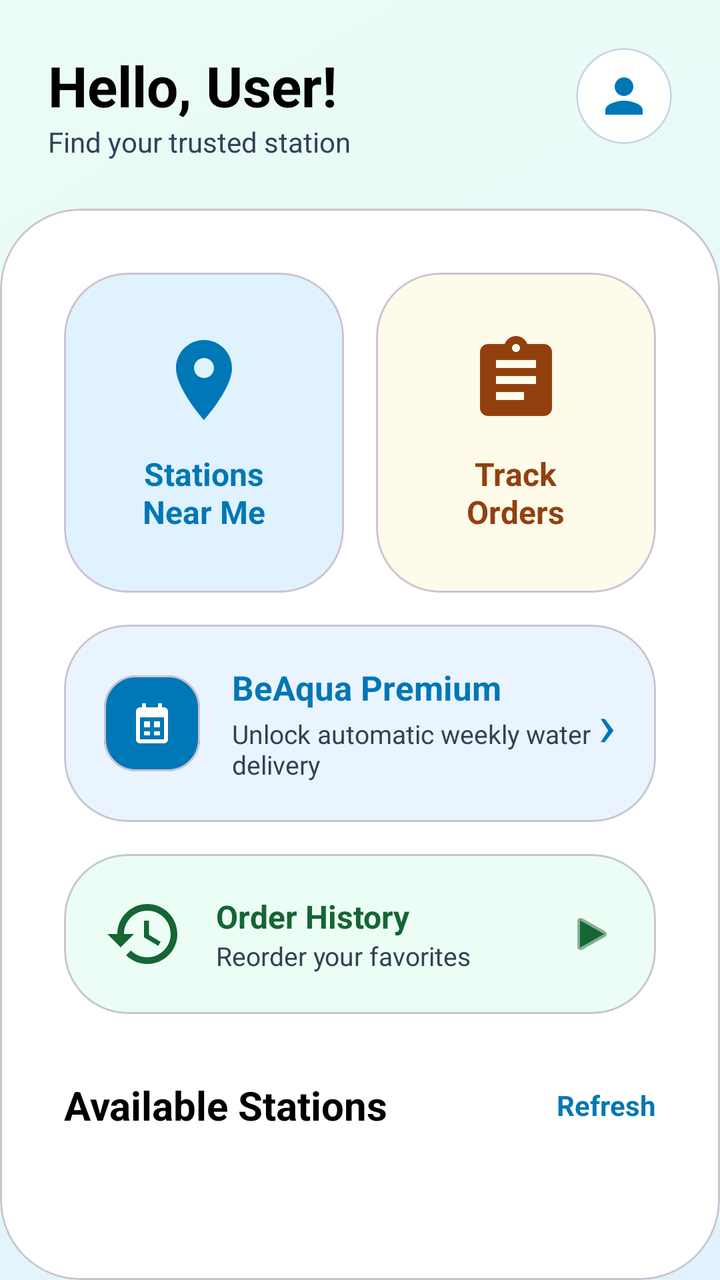
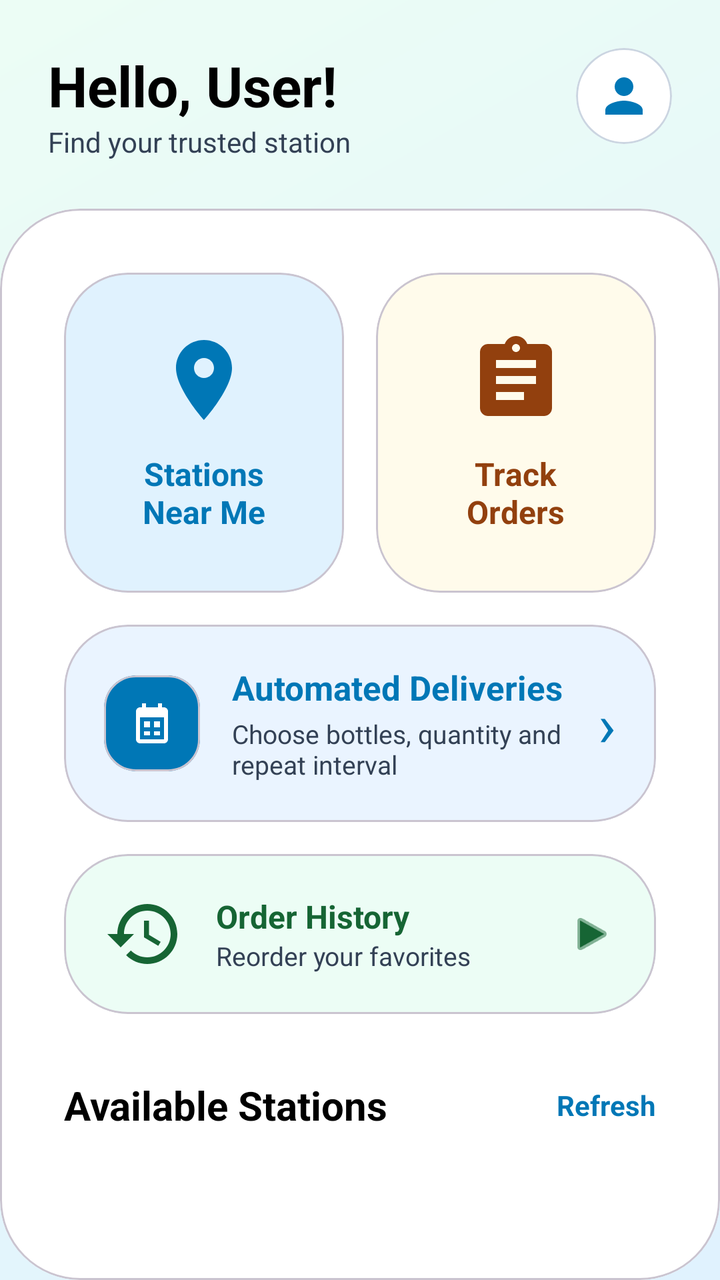

Before-and-after screenshots of an Android layout around one commit, followed by the original layout XML and the change that was made.
<!-- AndroidManifest.xml: application theme Theme.BeAqua -->
<!-- res/layout/user_home_content.xml -->
<?xml version="1.0" encoding="utf-8"?>
<androidx.constraintlayout.widget.ConstraintLayout xmlns:android="http://schemas.android.com/apk/res/android"
    xmlns:app="http://schemas.android.com/apk/res-auto"
    android:layout_width="match_parent"
    android:layout_height="match_parent"
    android:background="@drawable/bg_mesh_gradient">

    
    <androidx.constraintlayout.widget.ConstraintLayout
        android:id="@+id/layoutHeader"
        android:layout_width="match_parent"
        android:layout_height="wrap_content"
        android:padding="24dp"
        app:layout_constraintTop_toTopOf="parent">

        <TextView
            android:id="@+id/tvWelcomeUser"
            android:layout_width="wrap_content"
            android:layout_height="wrap_content"
            android:text="Hello, User!"
            android:textColor="@color/text_primary"
            android:textSize="28sp"
            android:textStyle="bold"
            app:layout_constraintStart_toStartOf="parent"
            app:layout_constraintTop_toTopOf="parent" />

        <TextView
            android:id="@+id/tvGreetingSubtitle"
            android:layout_width="wrap_content"
            android:layout_height="wrap_content"
            android:text="Find your trusted station"
            android:textColor="@color/text_secondary"
            android:textSize="14sp"
            app:layout_constraintStart_toStartOf="parent"
            app:layout_constraintTop_toBottomOf="@id/tvWelcomeUser" />

        <com.google.android.material.card.MaterialCardView
            android:layout_width="48dp"
            android:layout_height="48dp"
            app:cardCornerRadius="24dp"
            app:cardElevation="0dp"
            app:strokeWidth="1dp"
            app:strokeColor="@color/divider"
            app:layout_constraintEnd_toEndOf="parent"
            app:layout_constraintTop_toTopOf="parent">
            <ImageView
                android:layout_width="match_parent"
                android:layout_height="match_parent"
                android:padding="10dp"
                android:src="@drawable/ic_profile"
                app:tint="@color/primary" />
        </com.google.android.material.card.MaterialCardView>

    </androidx.constraintlayout.widget.ConstraintLayout>

    
    <com.google.android.material.card.MaterialCardView
        android:layout_width="match_parent"
        android:layout_height="0dp"
        app:cardBackgroundColor="@color/white"
        app:cardCornerRadius="40dp"
        app:cardElevation="0dp"
        app:layout_constraintBottom_toBottomOf="parent"
        app:layout_constraintTop_toBottomOf="@id/layoutHeader">

        <androidx.core.widget.NestedScrollView
            android:layout_width="match_parent"
            android:layout_height="match_parent"
            android:fillViewport="true"
            android:scrollbars="none">

            <LinearLayout
                android:layout_width="match_parent"
                android:layout_height="wrap_content"
                android:orientation="vertical"
                android:padding="24dp">

                
                <GridLayout
                    android:layout_width="match_parent"
                    android:layout_height="wrap_content"
                    android:alignmentMode="alignMargins"
                    android:columnCount="2">

                    <com.google.android.material.card.MaterialCardView
                        android:id="@+id/cardNearMe"
                        android:layout_width="0dp"
                        android:layout_height="160dp"
                        android:layout_margin="8dp"
                        android:layout_columnWeight="1"
                        app:cardBackgroundColor="@color/sky_blue_light"
                        app:cardCornerRadius="32dp"
                        app:cardElevation="0dp">
                        <LinearLayout
                            android:layout_width="match_parent"
                            android:layout_height="match_parent"
                            android:gravity="center"
                            android:orientation="vertical"
                            android:padding="16dp">
                            <ImageView
                                android:layout_width="48dp"
                                android:layout_height="48dp"
                                android:src="@drawable/ic_location_pin"
                                app:tint="@color/primary" />
                            <TextView
                                android:layout_width="wrap_content"
                                android:layout_height="wrap_content"
                                android:layout_marginTop="12dp"
                                android:text="Stations\nNear Me"
                                android:textColor="@color/primary"
                                android:textStyle="bold"
                                android:gravity="center"
                                android:textSize="16sp" />
                        </LinearLayout>
                    </com.google.android.material.card.MaterialCardView>

                    <com.google.android.material.card.MaterialCardView
                        android:id="@+id/cardPendingOrdersUser"
                        android:layout_width="0dp"
                        android:layout_height="160dp"
                        android:layout_margin="8dp"
                        android:layout_columnWeight="1"
                        app:cardBackgroundColor="@color/yellow_soft"
                        app:cardCornerRadius="32dp"
                        app:cardElevation="0dp">
                        <LinearLayout
                            android:layout_width="match_parent"
                            android:layout_height="match_parent"
                            android:gravity="center"
                            android:orientation="vertical"
                            android:padding="16dp">
                            <ImageView
                                android:layout_width="48dp"
                                android:layout_height="48dp"
                                android:src="@drawable/ic_orders"
                                app:tint="@color/warning" />
                            <TextView
                                android:layout_width="wrap_content"
                                android:layout_height="wrap_content"
                                android:layout_marginTop="12dp"
                                android:text="Track\nOrders"
                                android:textColor="@color/warning"
                                android:textStyle="bold"
                                android:gravity="center"
                                android:textSize="16sp" />
                        </LinearLayout>
                    </com.google.android.material.card.MaterialCardView>

                </GridLayout>

                <com.google.android.material.card.MaterialCardView
                    android:id="@+id/cardWeeklySubscriptions"
                    android:layout_width="match_parent"
                    android:layout_height="wrap_content"
                    android:layout_margin="8dp"
                    app:cardBackgroundColor="#EAF4FF"
                    app:cardCornerRadius="32dp"
                    app:cardElevation="0dp">

                    <LinearLayout
                        android:layout_width="match_parent"
                        android:layout_height="wrap_content"
                        android:gravity="center_vertical"
                        android:orientation="horizontal"
                        android:padding="20dp">

                        <com.google.android.material.card.MaterialCardView
                            android:layout_width="48dp"
                            android:layout_height="48dp"
                            app:cardBackgroundColor="@color/primary"
                            app:cardCornerRadius="16dp"
                            app:cardElevation="0dp">

                            <ImageView
                                android:layout_width="24dp"
                                android:layout_height="24dp"
                                android:layout_gravity="center"
                                android:src="@drawable/ic_subscription"
                                app:tint="@color/white" />
                        </com.google.android.material.card.MaterialCardView>

                        <LinearLayout
                            android:layout_width="0dp"
                            android:layout_height="wrap_content"
                            android:layout_marginStart="16dp"
                            android:layout_weight="1"
                            android:orientation="vertical">

                            <TextView
                                android:layout_width="wrap_content"
                                android:layout_height="wrap_content"
                                android:text="BeAqua Premium"
                                android:textColor="@color/primary"
                                android:textSize="17sp"
                                android:textStyle="bold" />

                            <TextView
                                android:layout_width="wrap_content"
                                android:layout_height="wrap_content"
                                android:layout_marginTop="3dp"
                                android:text="Unlock automatic weekly water delivery"
                                android:textColor="@color/text_secondary"
                                android:textSize="13sp" />
                        </LinearLayout>

                        <TextView
                            android:layout_width="wrap_content"
                            android:layout_height="wrap_content"
                            android:text="›"
                            android:textColor="@color/primary"
                            android:textSize="30sp" />
                    </LinearLayout>
                </com.google.android.material.card.MaterialCardView>

                
                <com.google.android.material.card.MaterialCardView
                    android:id="@+id/cardUserHistory"
                    android:layout_width="match_parent"
                    android:layout_height="wrap_content"
                    android:layout_margin="8dp"
                    app:cardBackgroundColor="@color/mint_soft"
                    app:cardCornerRadius="32dp"
                    app:cardElevation="0dp">
                    <LinearLayout
                        android:layout_width="match_parent"
                        android:layout_height="wrap_content"
                        android:gravity="center_vertical"
                        android:orientation="horizontal"
                        android:padding="20dp">
                        <ImageView
                            android:layout_width="40dp"
                            android:layout_height="40dp"
                            android:src="@drawable/ic_history"
                            app:tint="@color/success" />
                        <LinearLayout
                            android:layout_width="0dp"
                            android:layout_height="wrap_content"
                            android:layout_weight="1"
                            android:layout_marginStart="16dp"
                            android:orientation="vertical">
                            <TextView
                                android:layout_width="wrap_content"
                                android:layout_height="wrap_content"
                                android:text="Order History"
                                android:textColor="@color/success"
                                android:textStyle="bold"
                                android:textSize="16sp" />
                            <TextView
                                android:layout_width="wrap_content"
                                android:layout_height="wrap_content"
                                android:text="Reorder your favorites"
                                android:textColor="@color/text_secondary"
                                android:textSize="13sp" />
                        </LinearLayout>
                        <ImageView
                            android:layout_width="24dp"
                            android:layout_height="24dp"
                            android:src="@android:drawable/ic_media_play"
                            app:tint="@color/success" />
                    </LinearLayout>
                </com.google.android.material.card.MaterialCardView>

                
                <LinearLayout
                    android:layout_width="match_parent"
                    android:layout_height="wrap_content"
                    android:layout_marginTop="24dp"
                    android:layout_marginBottom="16dp"
                    android:gravity="center_vertical"
                    android:orientation="horizontal"
                    android:paddingHorizontal="8dp">
                    <TextView
                        android:layout_width="0dp"
                        android:layout_weight="1"
                        android:layout_height="wrap_content"
                        android:text="Available Stations"
                        android:textColor="@color/text_primary"
                        android:textSize="20sp"
                        android:textStyle="bold" />
                    <TextView
                        android:id="@+id/tvViewAllStations"
                        android:layout_width="wrap_content"
                        android:layout_height="wrap_content"
                        android:text="Refresh"
                        android:textColor="@color/primary"
                        android:textStyle="bold" />
                </LinearLayout>

                <androidx.recyclerview.widget.RecyclerView
                    android:id="@+id/rvStations"
                    android:layout_width="match_parent"
                    android:layout_height="wrap_content"
                    android:nestedScrollingEnabled="false" />

                <View
                    android:layout_width="match_parent"
                    android:layout_height="100dp" />

            </LinearLayout>
        </androidx.core.widget.NestedScrollView>
    </com.google.android.material.card.MaterialCardView>

</androidx.constraintlayout.widget.ConstraintLayout>
<!-- resources referenced by this layout -->
<resources>
  <color name="divider">#CBD5E1</color>
  <color name="mint_soft">#ECFDF5</color>
  <color name="primary">#0077B6</color>
  <color name="sky_blue_light">#E0F2FE</color>
  <color name="success">#166534</color>
  <color name="text_primary">#000000</color>
  <color name="text_secondary">#334155</color>
  <color name="warning">#92400E</color>
  <color name="white">#FFFFFF</color>
  <color name="yellow_soft">#FFFBEB</color>
  <!-- drawable bg_mesh_gradient (drawable) -->
  <?xml version="1.0" encoding="utf-8"?>
  <shape xmlns:android="http://schemas.android.com/apk/res/android"
      android:shape="rectangle">
      <gradient
          android:angle="135"
          android:endColor="@color/mint_soft"
          android:startColor="@color/sky_blue_light"
          android:type="linear" />
  </shape>
  <!-- drawable ic_history (drawable) -->
  <vector xmlns:android="http://schemas.android.com/apk/res/android"
      android:width="24dp"
      android:height="24dp"
      android:viewportWidth="24"
      android:viewportHeight="24">
      <path
          android:fillColor="#FF000000"
          android:pathData="M13,3c-4.97,0 -9,4.03 -9,9L1,12l3.89,3.89 0.07,0.14L9,12L6,12c0,-3.87 3.13,-7 7,-7s7,3.13 7,7 -3.13,7 -7,7c-1.93,0 -3.68,-0.79 -4.94,-2.06l-1.42,1.42C8.27,19.99 10.51,21 13,21c4.97,0 9,-4.03 9,-9s-4.03,-9 -9,-9zM12,8v5l4.28,2.54 0.72,-1.21 -3.5,-2.08L13.5,8L12,8z"/>
  </vector>
  <!-- drawable ic_location_pin (drawable) -->
  <vector xmlns:android="http://schemas.android.com/apk/res/android"
      android:width="24dp"
      android:height="24dp"
      android:viewportWidth="24"
      android:viewportHeight="24">
    <path
        android:fillColor="#FF0000"
        android:pathData="M12,2C8.13,2 5,5.13 5,9c0,5.25 7,13 7,13s7,-7.75 7,-13c0,-3.87 -3.13,-7 -7,-7zM12,11.5c-1.38,0 -2.5,-1.12 -2.5,-2.5s1.12,-2.5 2.5,-2.5 2.5,1.12 2.5,2.5 -1.12,2.5 -2.5,2.5z"/>
  </vector>
  <!-- drawable ic_profile (drawable) -->
  <vector xmlns:android="http://schemas.android.com/apk/res/android"
      android:width="24dp"
      android:height="24dp"
      android:viewportWidth="24"
      android:viewportHeight="24">
      <path
          android:fillColor="#FF000000"
          android:pathData="M12,12c2.21,0 4,-1.79 4,-4s-1.79,-4 -4,-4 -4,1.79 -4,4 1.79,4 4,4zM12,14c-2.67,0 -8,1.34 -8,4v2h16v-2c0,-2.66 -5.33,-4 -8,-4z"/>
  </vector>
  <!-- drawable ic_subscription (drawable) -->
  <vector xmlns:android="http://schemas.android.com/apk/res/android"
      android:width="24dp"
      android:height="24dp"
      android:viewportWidth="24"
      android:viewportHeight="24">
      <path
          android:fillColor="@android:color/white"
          android:pathData="M7,2h2v2h6V2h2v2h1c1.1,0 2,0.9 2,2v14c0,1.1 -0.9,2 -2,2H6c-1.1,0 -2,-0.9 -2,-2V6c0,-1.1 0.9,-2 2,-2h1V2zM6,9v11h12V9H6zM8,11h3v3H8zM13,11h3v3h-3zM8,16h3v2H8zM13,16h3v2h-3z" />
  </vector>
  <style name="Theme.BeAqua" parent="Base.Theme.BeAqua" />
  <color name="secondary">#0096C7</color>
  <color name="accent">#48CAE4</color>
  <color name="background">#F8FAFC</color>
  <color name="gray_light">#F1F5F9</color>
  <color name="text_hint">#64748B</color>
  <style name="AppButton" parent="Widget.Material3.Button">
          <item name="android:insetTop">0dp</item>
          <item name="android:insetBottom">0dp</item>
          <item name="android:textAllCaps">false</item>
          <item name="android:letterSpacing">0.02</item>
          <item name="android:paddingVertical">12dp</item>
          <item name="cornerRadius">12dp</item>
          <item name="backgroundTint">@color/primary</item>
          <item name="android:textColor">@color/white</item>
      </style>
  <!-- unchanged entries left out for length: 3 -->
</resources>

<!-- the commit's change to res/layout/user_home_content.xml (unified diff, before → after) -->
@@ -189,7 +189,7 @@
                             <TextView
                                 android:layout_width="wrap_content"
                                 android:layout_height="wrap_content"
-                                android:text="BeAqua Premium"
+                                android:text="Automated Deliveries"
                                 android:textColor="@color/primary"
                                 android:textSize="17sp"
                                 android:textStyle="bold" />
@@ -198,7 +198,7 @@
                                 android:layout_width="wrap_content"
                                 android:layout_height="wrap_content"
                                 android:layout_marginTop="3dp"
-                                android:text="Unlock automatic weekly water delivery"
+                                android:text="Choose bottles, quantity and repeat interval"
                                 android:textColor="@color/text_secondary"
                                 android:textSize="13sp" />
                         </LinearLayout>
